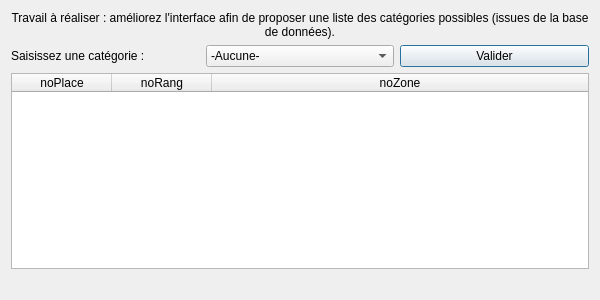
Old version of the form gui/fct_comp_2.ui in the repository Yalkann/ProjetCEBD.
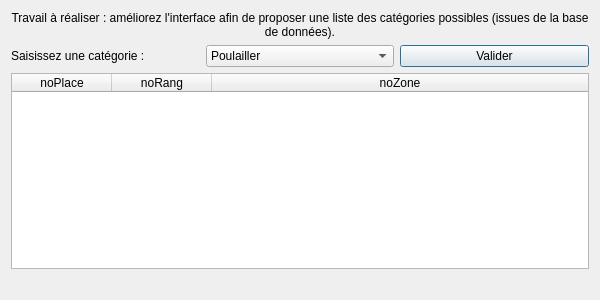
New version of the form.

```diff
--- a/gui/fct_comp_2.ui
+++ b/gui/fct_comp_2.ui
@@ -40,7 +40,7 @@
       <widget class="QComboBox" name="comboBox">
        <item>
         <property name="text">
-         <string>-Aucune-</string>
+         <string>Poulailler</string>
         </property>
        </item>
        <item>
```
Left out of the diff: 13 changed lines with no effect on the pictures.
